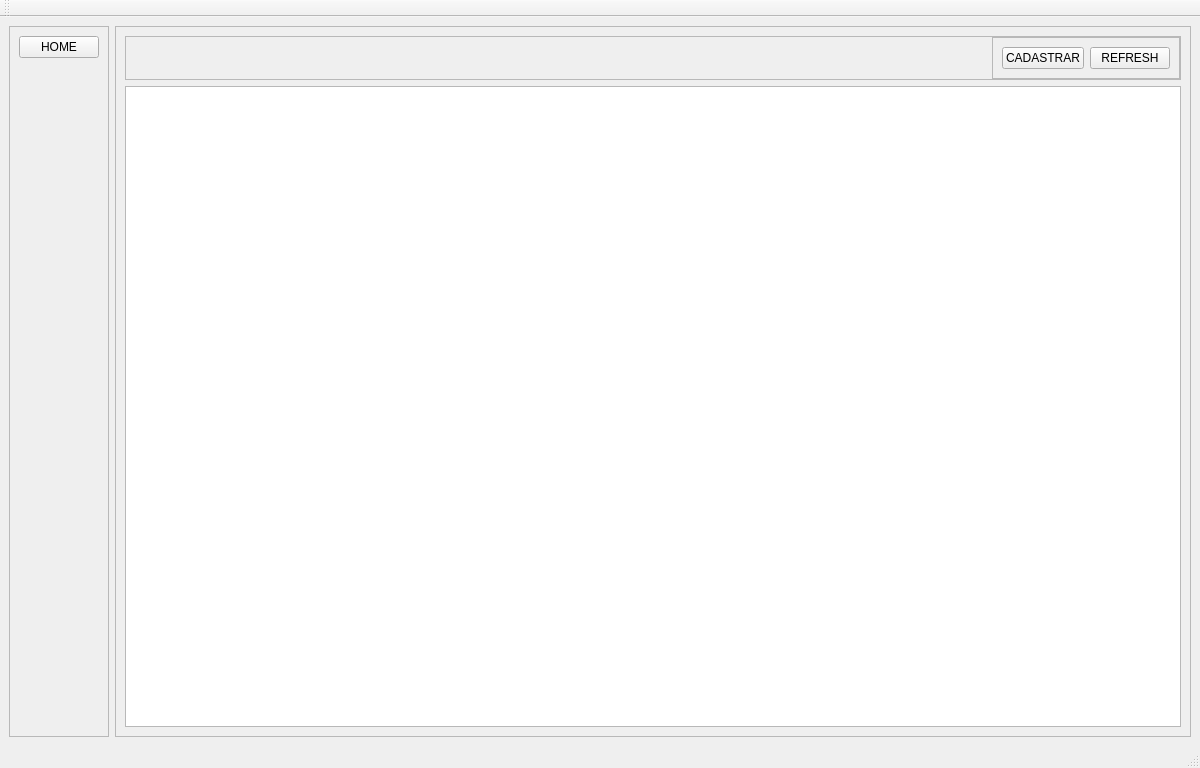
First picture: the form in ui/main_window.ui, repository AlyssonMartinsDev/WorkWorders-Controller, before the edit.
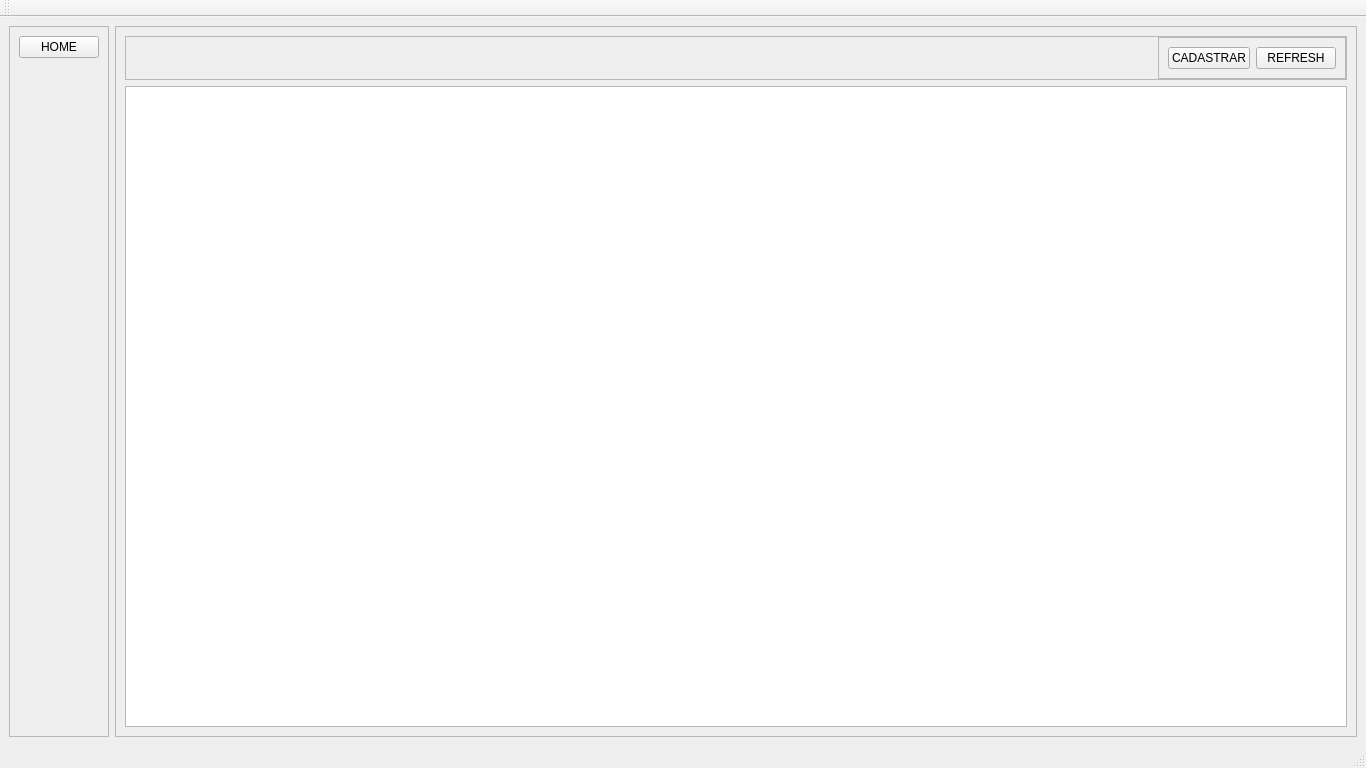
Second picture: the form after the edit.

```diff
--- a/ui/main_window.ui
+++ b/ui/main_window.ui
@@ -6,13 +6,19 @@
    <rect>
     <x>0</x>
     <y>0</y>
-    <width>1200</width>
+    <width>1366</width>
     <height>768</height>
    </rect>
   </property>
   <property name="minimumSize">
    <size>
-    <width>1200</width>
+    <width>1366</width>
+    <height>768</height>
+   </size>
+  </property>
+  <property name="maximumSize">
+   <size>
+    <width>1366</width>
     <height>768</height>
    </size>
   </property>
```
Left out of the diff: 2 changed lines with no effect on the pictures.
